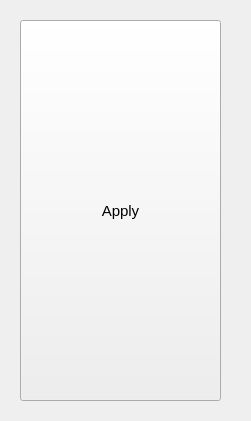
Qt form src/GUI_QtDesigner/hydraulic_output_options_widget.ui (AudriusZ/Hill-Chart-Calculator) before a commit.
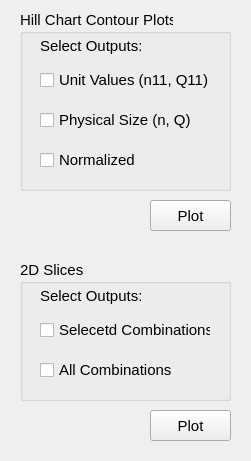
The same form after that commit.

Commit message: initial widget for hydrauli output options operational

```diff
--- a/src/GUI_QtDesigner/hydraulic_output_options_widget.ui
+++ b/src/GUI_QtDesigner/hydraulic_output_options_widget.ui
@@ -7,7 +7,7 @@
     <x>0</x>
     <y>0</y>
     <width>251</width>
-    <height>421</height>
+    <height>461</height>
    </rect>
   </property>
   <property name="font">
@@ -18,17 +18,147 @@
   <property name="windowTitle">
    <string>Form</string>
   </property>
-  <widget class="QPushButton" name="pushButton">
+  <widget class="QGroupBox" name="groupBoxContour">
    <property name="geometry">
     <rect>
      <x>20</x>
-     <y>20</y>
-     <width>201</width>
-     <height>381</height>
+     <y>10</y>
+     <width>211</width>
+     <height>181</height>
     </rect>
    </property>
+   <property name="title">
+    <string>Hill Chart Contour Plots</string>
+   </property>
+   <widget class="QCheckBox" name="checkBoxContour_2">
+    <property name="geometry">
+     <rect>
+      <x>20</x>
+      <y>100</y>
+      <width>171</width>
+      <height>20</height>
+     </rect>
+    </property>
+    <property name="text">
+     <string>Physical Size (n, Q)</string>
+    </property>
+   </widget>
+   <widget class="QLabel" name="labelContour">
+    <property name="geometry">
+     <rect>
+      <x>20</x>
+      <y>20</y>
+      <width>101</width>
+      <height>31</height>
+     </rect>
+    </property>
+    <property name="text">
+     <string>Select Outputs:</string>
+    </property>
+   </widget>
+   <widget class="QCheckBox" name="checkBoxContour_1">
+    <property name="geometry">
+     <rect>
+      <x>20</x>
+      <y>60</y>
+      <width>171</width>
+      <height>20</height>
+     </rect>
+    </property>
+    <property name="text">
+     <string>Unit Values (n11, Q11)</string>
+    </property>
+   </widget>
+   <widget class="QCheckBox" name="checkBoxContour_3">
+    <property name="geometry">
+     <rect>
+      <x>20</x>
+      <y>140</y>
+      <width>191</width>
+      <height>20</height>
+     </rect>
+    </property>
+    <property name="text">
+     <string>Normalized</string>
+    </property>
+   </widget>
+  </widget>
+  <widget class="QPushButton" name="pushButtonContour">
+   <property name="geometry">
+    <rect>
+     <x>150</x>
+     <y>200</y>
+     <width>81</width>
+     <height>31</height>
+    </rect>
+   </property>
    <property name="text">
-    <string>Apply</string>
+    <string>Plot</string>
+   </property>
+  </widget>
+  <widget class="QGroupBox" name="groupBoxSlice_1">
+   <property name="geometry">
+    <rect>
+     <x>20</x>
+     <y>260</y>
+     <width>211</width>
+     <height>141</height>
+    </rect>
+   </property>
+   <property name="title">
+    <string>2D Slices</string>
+   </property>
+   <widget class="QLabel" name="labelSlice_1">
+    <property name="geometry">
+     <rect>
+      <x>20</x>
+      <y>20</y>
+      <width>101</width>
+      <height>31</height>
+     </rect>
+    </property>
+    <property name="text">
+     <string>Select Outputs:</string>
+    </property>
+   </widget>
+   <widget class="QCheckBox" name="checkBoxSlice_1">
+    <property name="geometry">
+     <rect>
+      <x>20</x>
+      <y>60</y>
+      <width>171</width>
+      <height>20</height>
+     </rect>
+    </property>
+    <property name="text">
+     <string>Selecetd Combinations</string>
+    </property>
+   </widget>
+   <widget class="QCheckBox" name="checkBoxSlice_2">
+    <property name="geometry">
+     <rect>
+      <x>20</x>
+      <y>100</y>
+      <width>171</width>
+      <height>20</height>
+     </rect>
+    </property>
+    <property name="text">
+     <string>All Combinations</string>
+    </property>
+   </widget>
+  </widget>
+  <widget class="QPushButton" name="pushButtonSlice">
+   <property name="geometry">
+    <rect>
+     <x>150</x>
+     <y>410</y>
+     <width>81</width>
+     <height>31</height>
+    </rect>
+   </property>
+   <property name="text">
+    <string>Plot</string>
    </property>
   </widget>
  </widget>
```
The commit also changes 9 other files.
